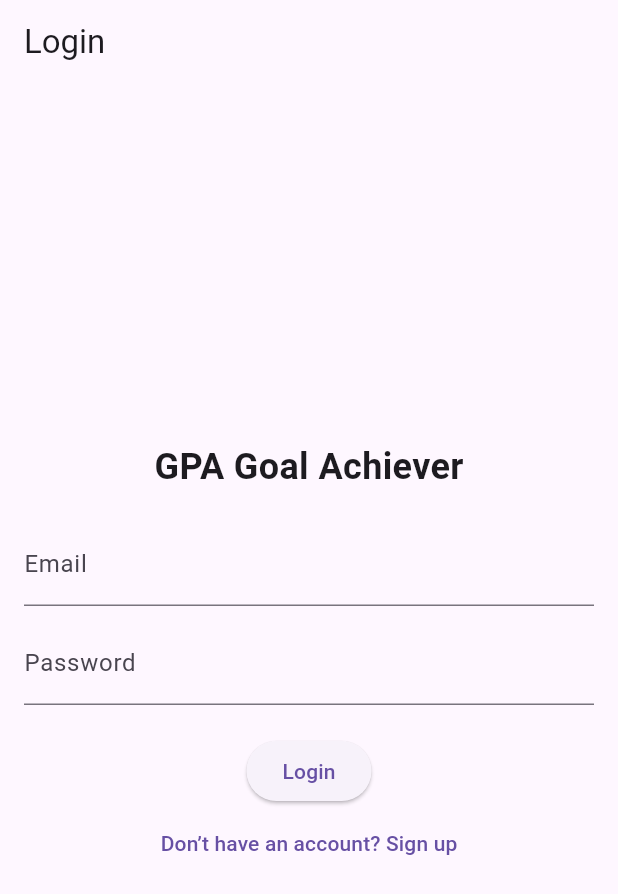
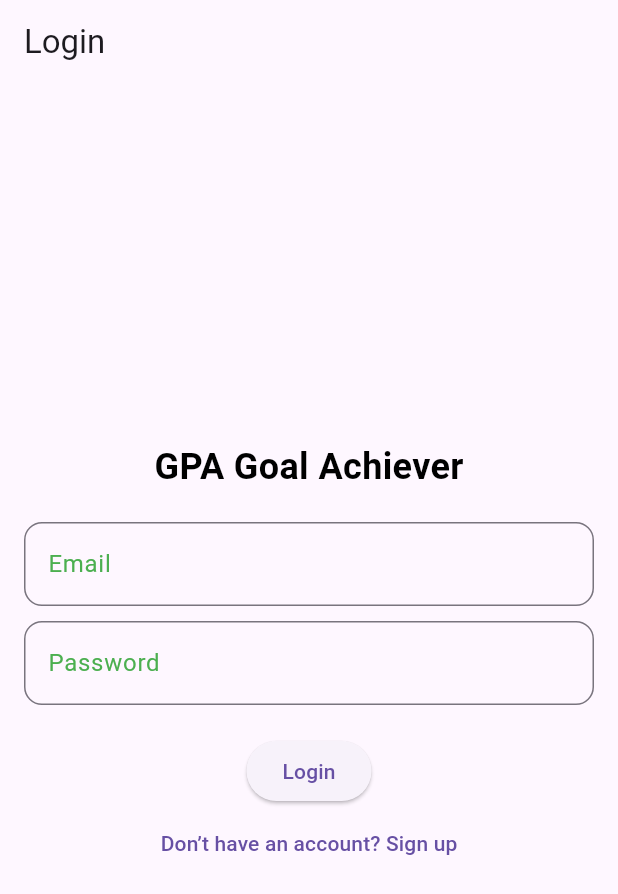
Before and after one commit to YUSSIF62/gpa_personalized_app, a Flutter app: the screen it shows after launch, on a phone screen of 412 x 824 dp. Shown: the top 894 px of the screen. Run offline on Flutter 3.47's test engine with Material 3 defaults, Android fonts, the phone set to English and light mode, and no system bars.

Commit message:
Update main.dart

```diff
--- a/lib/main.dart
+++ b/lib/main.dart
@@ -8,8 +8,33 @@
     return MaterialApp(
       title: 'GPA Goal Achiever',
       theme: ThemeData(
-        primarySwatch: Colors.blue,
-      ),
+          primarySwatch: Colors.green,
+          visualDensity: VisualDensity.adaptivePlatformDensity,
+          textTheme: TextTheme(
+            headlineLarge: TextStyle(
+              fontSize: 28.0,
+              fontWeight: FontWeight.bold,
+              color: Colors.green[800],
+            ),
+            headlineSmall: TextStyle(
+              fontSize: 20.0,
+              fontWeight: FontWeight.bold,
+              color: Colors.green[700],
+            ),
+            bodyMedium: TextStyle(
+              fontSize: 16.0,
+              color: Colors.black,
+            ),
+          ),
+          inputDecorationTheme: InputDecorationTheme(
+            border: OutlineInputBorder(
+              borderRadius: BorderRadius.circular(12.0),
+              borderSide: BorderSide(color: Colors.green),
+            ),
+            labelStyle: TextStyle(color: Colors.green),
+          ),
+          elevatedButtonTheme:
+              ElevatedButtonThemeData(style: ElevatedButton.styleFrom())),
       home: LoginScreen(),
     );
   }
```
